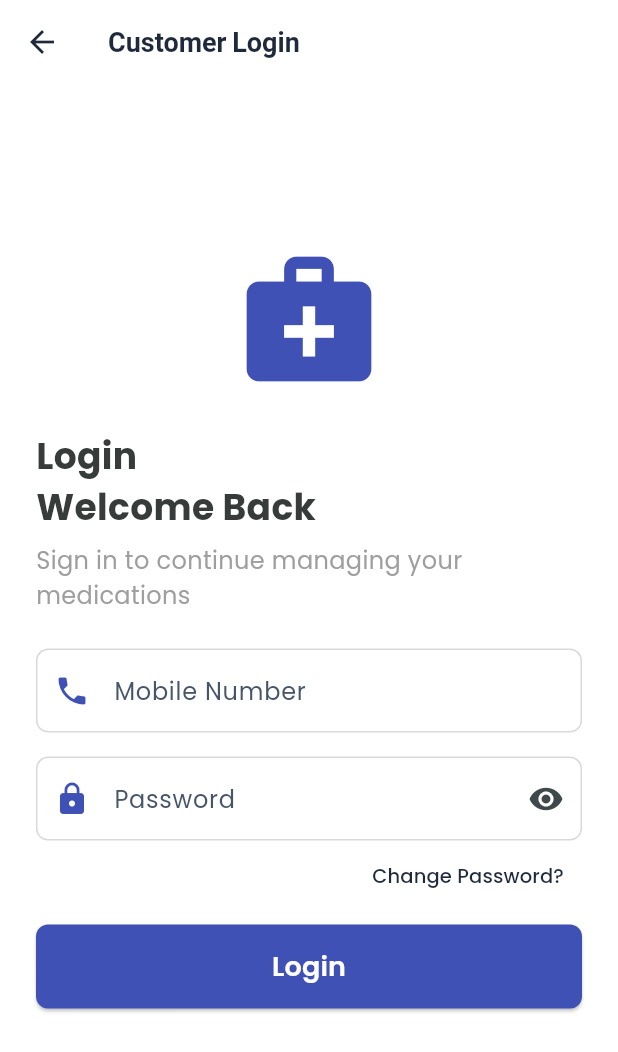
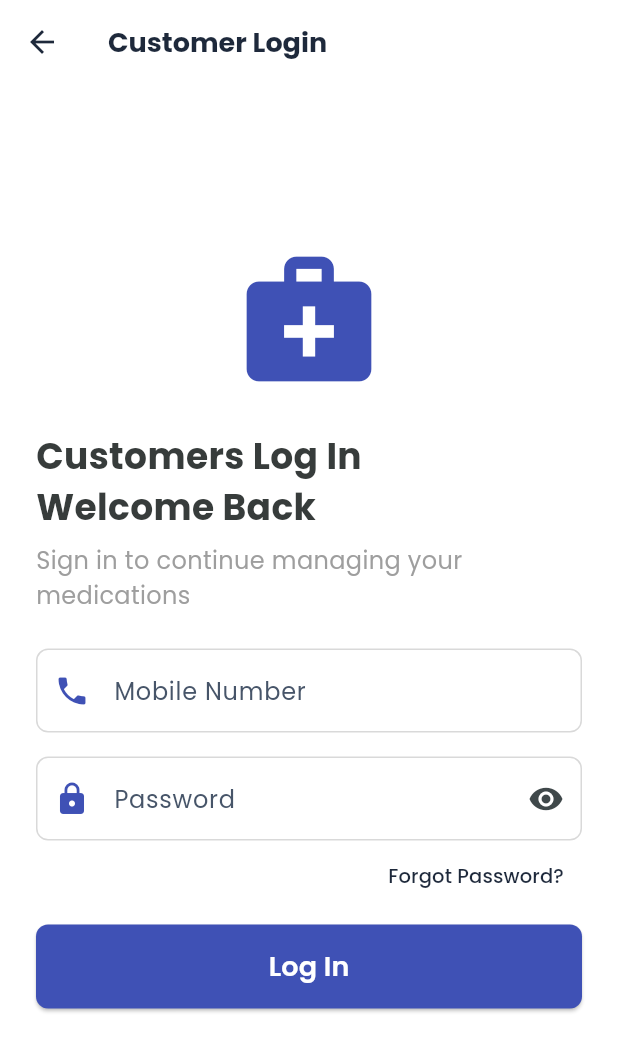
Before and after one commit to sahilq77/trailo_latest, a Flutter app: the CustomerLoginScreen screen opened by its route, on a phone screen of 412 x 824 dp. Shown: the top 1052 px of the screen. Run offline on Flutter 3.47's test engine with Material 3 defaults, Android fonts, the phone set to English and light mode, and no system bars; our stand-ins replace cached_network_image, connectivity_plus, device_info_plus, dio, dropdown_search, file_picker and 9 more; missing offline and left inert: colorful_safe_area, flutter_cached_pdfview; accounts and stored records are empty.

Commit message:
text change

```diff
--- a/lib/controller/customer/login/customer_login_controller.dart
+++ b/lib/controller/customer/login/customer_login_controller.dart
@@ -64,7 +64,7 @@ class CustomerLoginController extends GetxController {
 
           Get.snackbar(
             'Success',
-            'Login successful!',
+            'Log in successful!',
             backgroundColor: AppColors.success,
             colorText: Colors.white,
           );
--- a/lib/controller/login/login_controller.dart
+++ b/lib/controller/login/login_controller.dart
@@ -79,7 +79,7 @@ class LoginController extends GetxController {
           }
           Get.snackbar(
             'Success',
-            'Login successful!',
+            'Log in successful!',
             backgroundColor: AppColors.success,
             colorText: Colors.white,
           );
--- a/lib/view/customer_view/login/customer_login_screen.dart
+++ b/lib/view/customer_view/login/customer_login_screen.dart
@@ -1,6 +1,7 @@
 import 'package:flutter/material.dart';
 import 'package:flutter/services.dart';
 import 'package:get/get.dart';
+import 'package:google_fonts/google_fonts.dart';
 
 import '../../../controller/customer/login/customer_login_controller.dart';
 import '../../../utility/app_colors.dart';
@@ -35,7 +36,7 @@ class _CustomerLoginScreenState extends State<CustomerLoginScreen> {
       appBar: AppBar(
         title: Text(
           "Customer Login",
-          style: TextStyle(color: AppColors.textDark),
+          style: GoogleFonts.poppins(color: AppColors.textDark),
         ),
         backgroundColor: AppColors.background,
         automaticallyImplyLeading: true,
@@ -61,7 +62,7 @@ class _CustomerLoginScreenState extends State<CustomerLoginScreen> {
                 ),
                 const SizedBox(height: 24),
                 const Text(
-                  'Login \nWelcome Back',
+                  'Customers Log In \nWelcome Back',
                   style: TextStyle(fontSize: 24, fontWeight: FontWeight.bold),
                 ),
                 const SizedBox(height: 8),
@@ -135,10 +136,10 @@ class _CustomerLoginScreenState extends State<CustomerLoginScreen> {
                   alignment: Alignment.topRight,
                   child: TextButton(
                     onPressed: () {
-                      Get.toNamed(AppRoutes.verifyOldPassword);
+                      Get.toNamed(AppRoutes.forgotpassword, arguments: true);
                     },
                     child: Text(
-                      'Change Password?',
+                      'Forgot Password?',
                       style: TextStyle(
                         fontSize: 13, // Increased for readability
                         color: AppColors.textDark,
@@ -168,7 +169,7 @@ class _CustomerLoginScreenState extends State<CustomerLoginScreen> {
                     ),
                   ),
                   child: const Text(
-                    'Login',
+                    'Log In',
                     style: TextStyle(fontSize: 18, fontWeight: FontWeight.w600),
                   ),
                 ),
--- a/lib/view/login/login_screen.dart
+++ b/lib/view/login/login_screen.dart
@@ -52,7 +52,7 @@ class _LoginScreenState extends State<LoginScreen> {
                 ),
                 const SizedBox(height: 24),
                 const Text(
-                  'Login \nWelcome Back',
+                  'Employees Log In \nWelcome Back',
                   style: TextStyle(fontSize: 24, fontWeight: FontWeight.bold),
                 ),
                 const SizedBox(height: 8),
@@ -126,7 +126,7 @@ class _LoginScreenState extends State<LoginScreen> {
                   alignment: Alignment.topRight,
                   child: TextButton(
                     onPressed: () {
-                      Get.toNamed(AppRoutes.forgotpassword);
+                      Get.toNamed(AppRoutes.forgotpassword, arguments: false);
                     },
                     child: Text(
                       'Forgot Password?',
@@ -159,7 +159,7 @@ class _LoginScreenState extends State<LoginScreen> {
                     ),
                   ),
                   child: const Text(
-                    'Login',
+                    'Log In',
                     style: TextStyle(fontSize: 18, fontWeight: FontWeight.w600),
                   ),
                 ),
```
Also changed, not shown: lib/view/forgot_password/forgot_password_screen.dart (+16 -3 lines).
